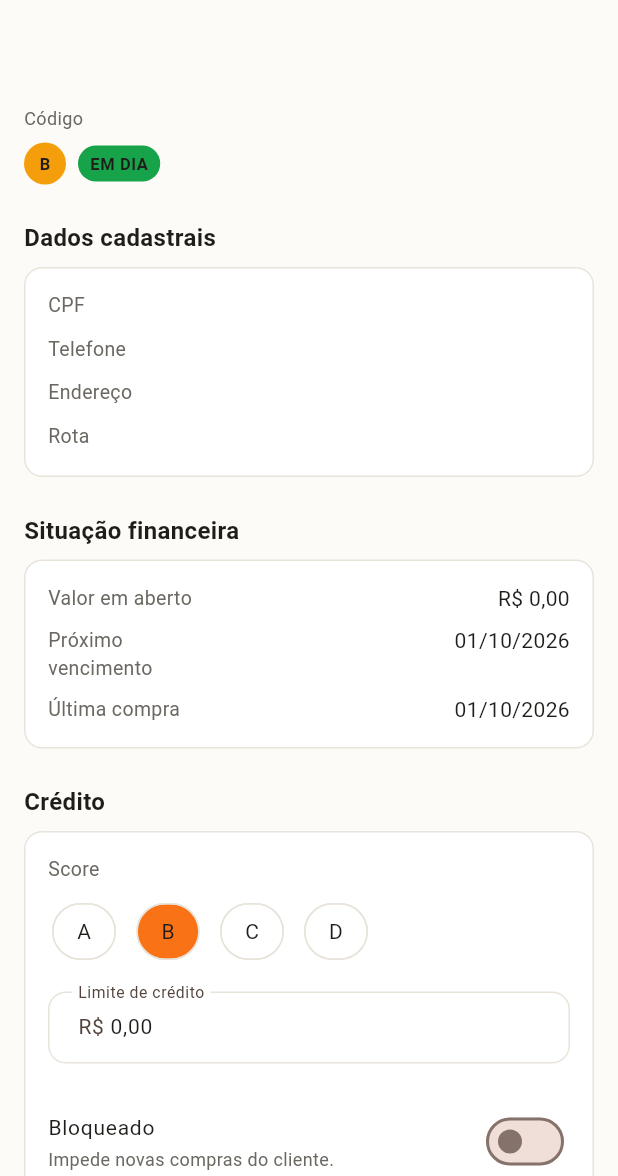
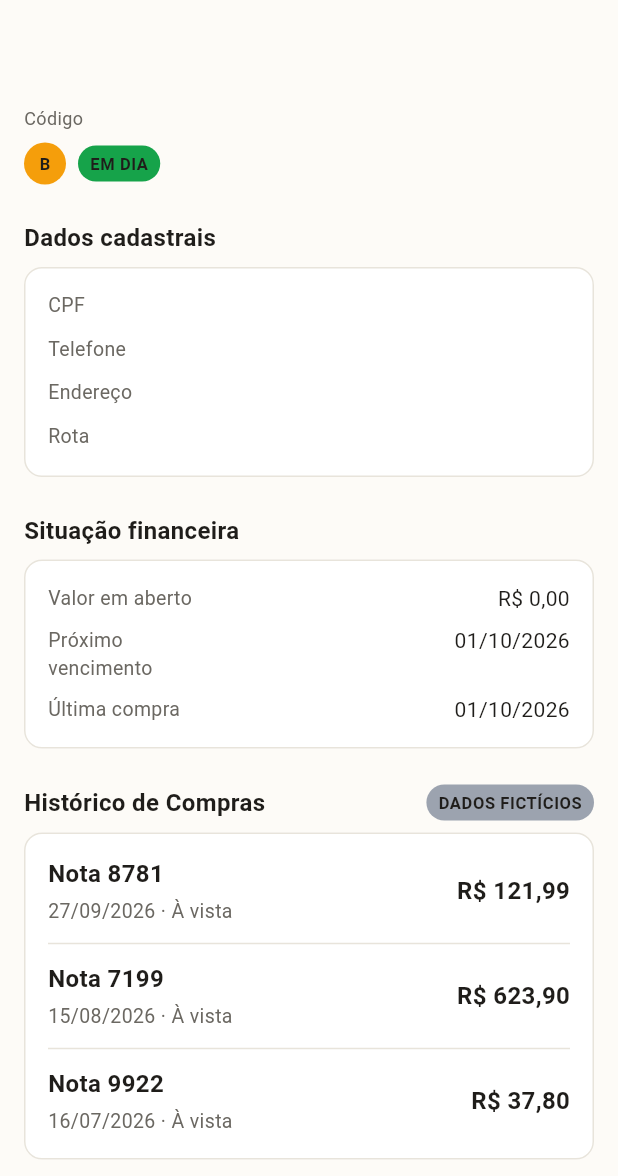
Before and after one commit to ThiagoErik55/cesta_basica_lopez_mobile, a Flutter app: the DetalhesClienteScreen screen opened directly with empty values, on a phone screen of 412 x 824 dp, the part 60-1236 px from its top. Run offline on Flutter 3.47's test engine with Material 3 defaults, Android fonts, the phone set to English and light mode, and no system bars; our stand-ins replace cloud_firestore, connectivity_plus, firebase_auth, firebase_core, flutter_riverpod; accounts and stored records are empty; generated files the repository leaves out were written again.

Commit message:
feat: implementa histórico de compras e pagamentos com dados mockados
- CompraMock e PagamentoMock em domain/, marcados como provisórios
  até VENDA e PAGAMENTO serem gravados (Sprint 4/5)
- Providers geram de 3 a 5 compras e pagamentos em memória, com
  semente derivada do id do cliente (mesmo cliente, mesmo histórico)
- Seções Histórico de Compras e Histórico de Pagamentos nos detalhes
  do cliente, com selo "Dados fictícios" e EmptyState

Refs: KAN-18, KAN-19

Co-Authored-By: Claude Opus 5.5 <noreply@anthropic.com>

```diff
--- a/lib/features/cliente/presentation/detalhes_cliente_screen.dart
+++ b/lib/features/cliente/presentation/detalhes_cliente_screen.dart
@@ -14,12 +14,13 @@ import '../data/cliente_model.dart';
 import '../domain/status_pagamento.dart';
 import 'cliente_providers.dart';
 import 'credito_cliente_form.dart';
+import 'historico_cliente_secoes.dart';
 
 /// Detalhes do cliente (KAN-17): dados cadastrais, status de pagamento e
 /// situação financeira (somente leitura). Os dados cadastrais são
 /// editados pelo botão da AppBar; score, limite e bloqueio, na seção
-/// Crédito (KAN-20). Histórico de compras e pagamentos
-/// chega com os módulos de Vendas e Pagamentos (Sprints 4 e 5).
+/// Crédito (KAN-20). Os históricos de compras e pagamentos (KAN-18,
+/// KAN-19) usam dados fictícios até as Sprints 4 e 5.
 ///
 /// Recebe o id do cliente como argumento da rota.
 class DetalhesClienteScreen extends ConsumerWidget {
@@ -127,6 +128,11 @@ class _Detalhes extends StatelessWidget {
         ),
         const SizedBox(height: AppSpacing.lg),
 
+        HistoricoComprasSecao(clienteId: cliente.id),
+        const SizedBox(height: AppSpacing.lg),
+        HistoricoPagamentosSecao(clienteId: cliente.id),
+        const SizedBox(height: AppSpacing.lg),
+
         const SectionHeader(titulo: 'Crédito'),
         const SizedBox(height: AppSpacing.sm),
         // A key recria o formulário quando o cliente é recarregado após
--- /dev/null
+++ b/lib/features/cliente/presentation/historico_cliente_secoes.dart
@@ -0,0 +1,175 @@
+// ============================================================================
+// ⚠️ PROVISÓRIO (KAN-18, KAN-19) — exibe DADOS FICTÍCIOS
+//
+// O layout destas seções é o definitivo, mas a fonte de dados não: hoje vem
+// de historico_mock_providers.dart. Quando VENDA e PAGAMENTO existirem
+// (Sprint 4/5), trocar CompraMock/PagamentoMock pelos modelos reais, os
+// providers pelos repositórios reais, e remover o selo "Dados fictícios".
+// ============================================================================
+
+import 'package:flutter/material.dart';
+import 'package:flutter_riverpod/flutter_riverpod.dart';
+
+import '../../../core/domain/enums.dart';
+import '../../../core/theme/app_colors.dart';
+import '../../../core/theme/app_spacing.dart';
+import '../../../core/theme/app_text_styles.dart';
+import '../../../core/utils/formatadores.dart';
+import '../../../core/widgets/empty_state.dart';
+import '../../../core/widgets/section_header.dart';
+import '../../../core/widgets/status_badge.dart';
+import 'historico_mock_providers.dart';
+
+/// Histórico de compras do cliente (KAN-18).
+class HistoricoComprasSecao extends ConsumerWidget {
+  const HistoricoComprasSecao({required this.clienteId, super.key});
+
+  final String clienteId;
+
+  @override
+  Widget build(BuildContext context, WidgetRef ref) {
+    final compras = ref.watch(comprasMockProvider(clienteId));
+
+    return _SecaoHistorico(
+      titulo: 'Histórico de Compras',
+      vazio: const EmptyState(
+        icone: Icons.receipt_long_outlined,
+        titulo: 'Nenhuma compra',
+        descricao: 'As compras do cliente aparecem aqui.',
+      ),
+      itens: [
+        for (final compra in compras)
+          _ItemHistorico(
+            titulo: 'Nota ${compra.numeroNota}',
+            detalhe:
+                '${formatarData(compra.data)} · ${_rotuloTipo(compra.tipo)}',
+            valor: compra.valorTotal,
+          ),
+      ],
+    );
+  }
+}
+
+/// Histórico de pagamentos do cliente (KAN-19).
+class HistoricoPagamentosSecao extends ConsumerWidget {
+  const HistoricoPagamentosSecao({required this.clienteId, super.key});
+
+  final String clienteId;
+
+  @override
+  Widget build(BuildContext context, WidgetRef ref) {
+    final pagamentos = ref.watch(pagamentosMockProvider(clienteId));
+
+    return _SecaoHistorico(
+      titulo: 'Histórico de Pagamentos',
+      vazio: const EmptyState(
+        icone: Icons.payments_outlined,
+        titulo: 'Nenhum pagamento',
+        descricao: 'Os pagamentos do cliente aparecem aqui.',
+      ),
+      itens: [
+        for (final pagamento in pagamentos)
+          _ItemHistorico(
+            titulo: 'Parcela ${pagamento.numeroParcela}',
+            detalhe:
+                '${formatarData(pagamento.data)} · '
+                '${_rotuloForma(pagamento.formaPagamento)}',
+            valor: pagamento.valor,
+          ),
+      ],
+    );
+  }
+}
+
+/// Cabeçalho com o selo de dados fictícios e um card com os itens, ou o
+/// estado vazio.
+class _SecaoHistorico extends StatelessWidget {
+  const _SecaoHistorico({
+    required this.titulo,
+    required this.vazio,
+    required this.itens,
+  });
+
+  final String titulo;
+  final Widget vazio;
+  final List<Widget> itens;
+
+  @override
+  Widget build(BuildContext context) {
+    return Column(
+      crossAxisAlignment: CrossAxisAlignment.stretch,
+      children: [
+        SectionHeader(
+          titulo: titulo,
+          // Deixa claro na tela (e na Pré-Banca) que não são dados reais.
+          acao: const StatusBadge('Dados fictícios', AppColors.offline),
+        ),
+        const SizedBox(height: AppSpacing.sm),
+        Card(
+          child: Padding(
+            padding: const EdgeInsets.all(AppSpacing.md),
+            child: itens.isEmpty
+                ? vazio
+                : Column(
+                    children: [
+                      for (final (i, item) in itens.indexed) ...[
+                        if (i > 0)
+                          const Divider(
+                            height: AppSpacing.lg,
+                            color: AppColors.border,
+                          ),
+                        item,
+                      ],
+                    ],
+                  ),
+          ),
+        ),
+      ],
+    );
+  }
+}
+
+class _ItemHistorico extends StatelessWidget {
+  const _ItemHistorico({
+    required this.titulo,
+    required this.detalhe,
+    required this.valor,
+  });
+
+  final String titulo;
+  final String detalhe;
+  final double valor;
+
+  @override
+  Widget build(BuildContext context) {
+    return Row(
+      children: [
+        Expanded(
+          child: Column(
+            crossAxisAlignment: CrossAxisAlignment.start,
+            children: [
+              Text(titulo, style: AppTextStyles.cardTitle),
+              const SizedBox(height: AppSpacing.xs),
+              Text(detalhe, style: AppTextStyles.cardSubtitle),
+            ],
+          ),
+        ),
+        const SizedBox(width: AppSpacing.md),
+        Text(formatarMoeda(valor), style: AppTextStyles.money),
+      ],
+    );
+  }
+}
+
+String _rotuloTipo(TipoVenda tipo) => switch (tipo) {
+  TipoVenda.aVista => 'À vista',
+  TipoVenda.parcelado => 'Parcelado',
+};
+
+String _rotuloForma(FormaPagamento forma) => switch (forma) {
+  FormaPagamento.pix => 'Pix',
+  FormaPagamento.credito => 'Cartão de crédito',
+  FormaPagamento.debito => 'Cartão de débito',
+  FormaPagamento.valeAlimentacao => 'Vale-alimentação',
+  FormaPagamento.dinheiro => 'Dinheiro',
+};
```
Also changed, not shown: lib/features/cliente/domain/compra_mock.dart (added, +41 -0 lines), lib/features/cliente/domain/pagamento_mock.dart (added, +26 -0 lines), lib/features/cliente/presentation/historico_mock_providers.dart (added, +100 -0 lines), 1 other file.
